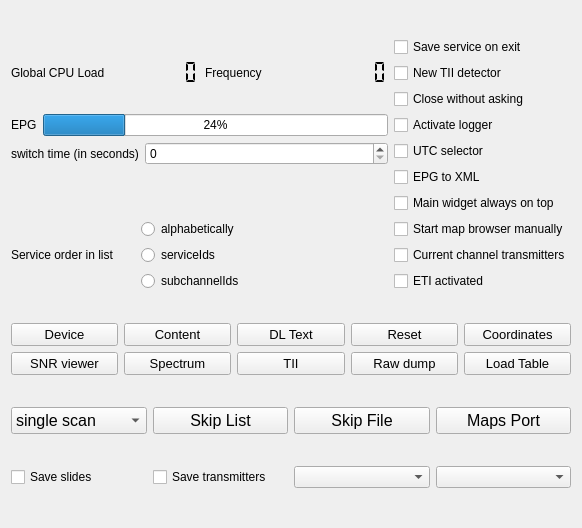
The window that forms/config-helper.ui (tomneda/DABstar) describes before a commit, drawn with Qt 5.
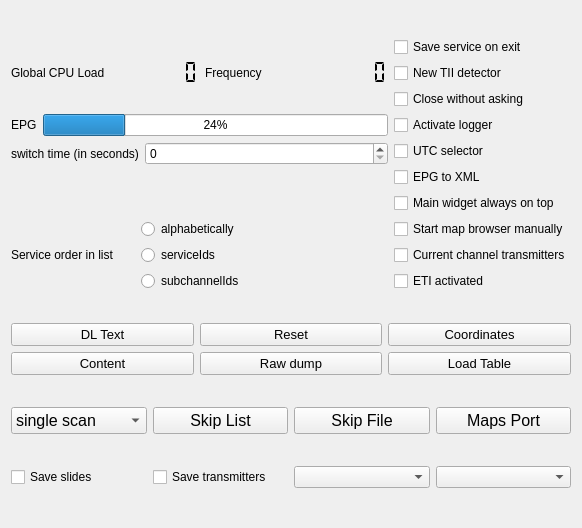
The same window after the commit. Custom widgets are drawn as their Qt base class.

Patch:
```diff
--- a/forms/config-helper.ui
+++ b/forms/config-helper.ui
@@ -280,65 +280,6 @@
        </property>
       </widget>
      </item>
-     <item row="1" column="1">
-      <widget class="QPushButton" name="snrButton">
-       <property name="sizePolicy">
-        <sizepolicy hsizetype="Preferred" vsizetype="Fixed">
-         <horstretch>0</horstretch>
-         <verstretch>0</verstretch>
-        </sizepolicy>
-       </property>
-       <property name="font">
-        <font>
-         <family>Cantarell</family>
-         <pointsize>10</pointsize>
-        </font>
-       </property>
-       <property name="toolTip">
-        <string>&lt;html&gt;&lt;head/&gt;&lt;body&gt;&lt;p&gt;The snrViewer button controls a widget that - when enabled - will show the development of SNR over time. Parameters of the screen, height (the Y-axis) and the number of measurements (X-axis) can be set in the configuration widget.&lt;/p&gt;&lt;/body&gt;&lt;/html&gt;</string>
-       </property>
-       <property name="text">
-        <string>SNR viewer</string>
-       </property>
-      </widget>
-     </item>
-     <item row="1" column="2">
-      <widget class="QPushButton" name="show_spectrumButton">
-       <property name="sizePolicy">
-        <sizepolicy hsizetype="Preferred" vsizetype="Fixed">
-         <horstretch>0</horstretch>
-         <verstretch>0</verstretch>
-        </sizepolicy>
-       </property>
-       <property name="font">
-        <font>
-         <family>Cantarell</family>
-         <pointsize>10</pointsize>
-        </font>
-       </property>
-       <property name="toolTip">
-        <string>&lt;html&gt;&lt;head/&gt;&lt;body&gt;&lt;p&gt;The spectrum and the constellation of the DAB signal is shown when pressing this button. &lt;br /&gt;&lt;br /&gt;Pressing it again will cause the spectrum and constellation to be invisible.&lt;/p&gt;&lt;/body&gt;&lt;/html&gt;</string>
-       </property>
-       <property name="text">
-        <string>Spectrum</string>
-       </property>
-      </widget>
-     </item>
-     <item row="1" column="3">
-      <widget class="QPushButton" name="show_tiiButton">
-       <property name="font">
-        <font>
-         <pointsize>10</pointsize>
-        </font>
-       </property>
-       <property name="toolTip">
-        <string>&lt;html&gt;&lt;head/&gt;&lt;body&gt;&lt;p&gt;show or hide the widget for showing the tii spectrum&lt;/p&gt;&lt;/body&gt;&lt;/html&gt;</string>
-       </property>
-       <property name="text">
-        <string>TII</string>
-       </property>
-      </widget>
-     </item>
      <item row="1" column="4">
       <widget class="QPushButton" name="dumpButton">
        <property name="sizePolicy">
@@ -411,7 +352,7 @@
        </property>
       </widget>
      </item>
-     <item row="0" column="2">
+     <item row="1" column="3">
       <widget class="QPushButton" name="contentButton">
        <property name="sizePolicy">
         <sizepolicy hsizetype="Preferred" vsizetype="Fixed">
@@ -432,28 +373,6 @@
        </property>
       </widget>
      </item>
-     <item row="0" column="1">
-      <widget class="QPushButton" name="devicewidgetButton">
-       <property name="sizePolicy">
-        <sizepolicy hsizetype="Preferred" vsizetype="Fixed">
-         <horstretch>0</horstretch>
-         <verstretch>0</verstretch>
-        </sizepolicy>
-       </property>
-       <property name="font">
-        <font>
-         <family>Cantarell</family>
-         <pointsize>10</pointsize>
-        </font>
-       </property>
-       <property name="toolTip">
-        <string>&lt;html&gt;&lt;head/&gt;&lt;body&gt;&lt;p&gt;show or hide the widget for controlling the device.&lt;/p&gt;&lt;/body&gt;&lt;/html&gt;</string>
-       </property>
-       <property name="text">
-        <string>Device</string>
-       </property>
-      </widget>
-     </item>
     </layout>
    </item>
    <item>
@@ -569,11 +488,6 @@
   </layout>
  </widget>
  <customwidgets>
-  <customwidget>
-   <class>QPushButton</class>
-   <extends>QPushButton</extends>
-   <header>smallpushbutton.h</header>
-  </customwidget>
   <customwidget>
    <class>smallSpinBox</class>
    <extends>QSpinBox</extends>
```
